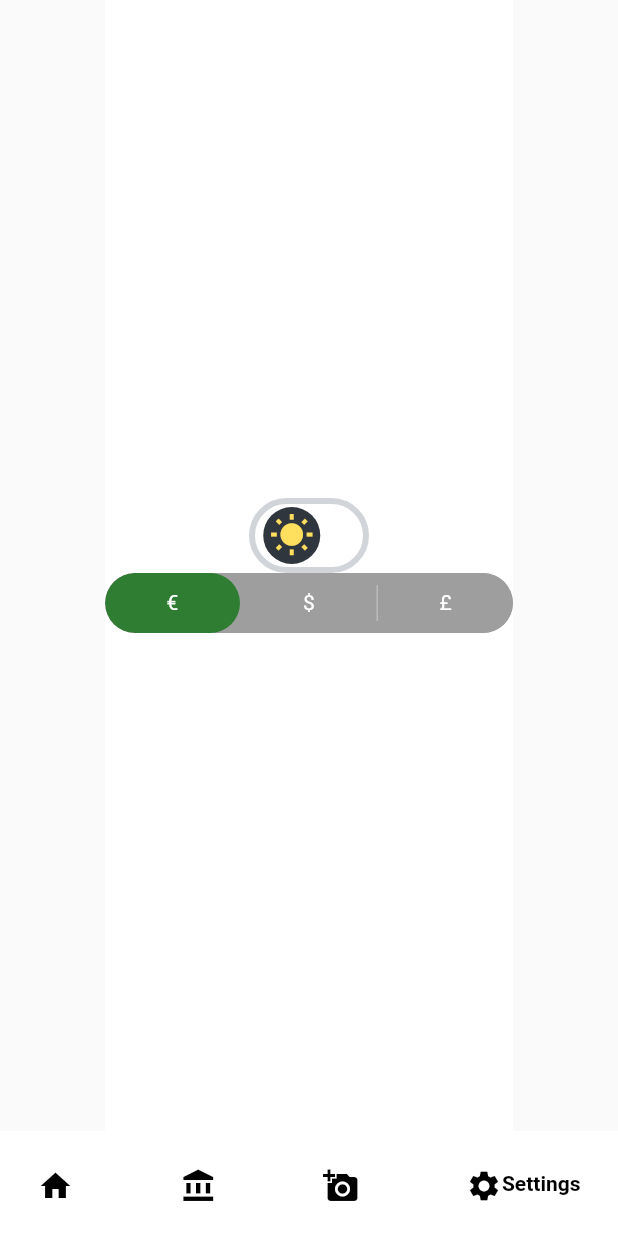
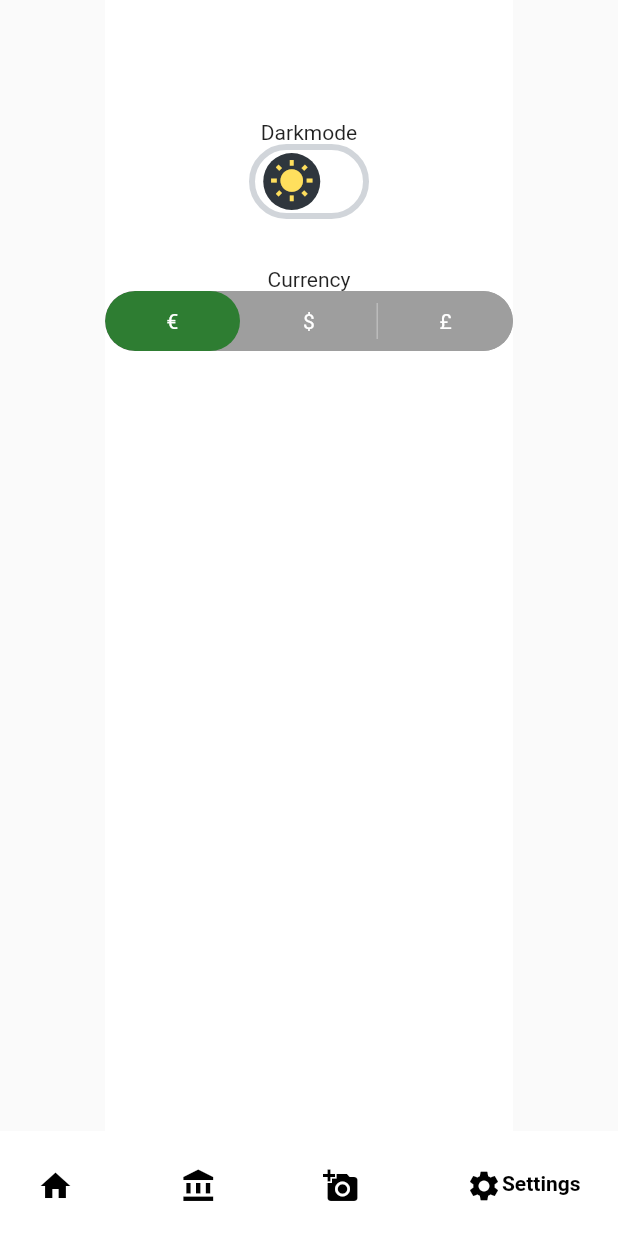
Before and after one commit to anjoov/Inventura-Informatik-Projekt, a Flutter app: the screen it shows after launch, item 4 of the bottom bar chosen, on a phone screen of 412 x 824 dp. Run offline on Flutter 3.47's test engine with Material 2 defaults, Android fonts, the phone set to English and light mode, and no system bars; drawn by our look-alikes of flutter_switch, google_nav_bar, toggle_switch; our stand-ins replace fl_chart, flutter_slidable, hive, hive_flutter; missing offline and left inert: dart:ffi, flutter_barcode_scanner; accounts and stored records are empty.

Commit message:
pos of settings

```diff
--- a/lib/screens/Settings.dart
+++ b/lib/screens/Settings.dart
@@ -22,8 +22,10 @@ class SettingsState extends State<Settings> {
                 child: Container(
                     color: Globals.backgroundColor,
                     child: Column(
-                        mainAxisAlignment: MainAxisAlignment.center,
+                        //mainAxisSize: MainAxisSize.min,
+                        mainAxisAlignment: MainAxisAlignment.start,
                         children: <Widget>[
+                          new Text("\n\n\n\n\nDarkmode"),
                           FlutterSwitch(
                             width: 80.0,
                             height: 50.0,
@@ -68,6 +70,7 @@ class SettingsState extends State<Settings> {
                               });
                             },
                           ),
+                          new Text("\n\nCurrency"),
                           ToggleSwitch(
                             minWidth: 90.0,
                             cornerRadius: 20.0,
```
